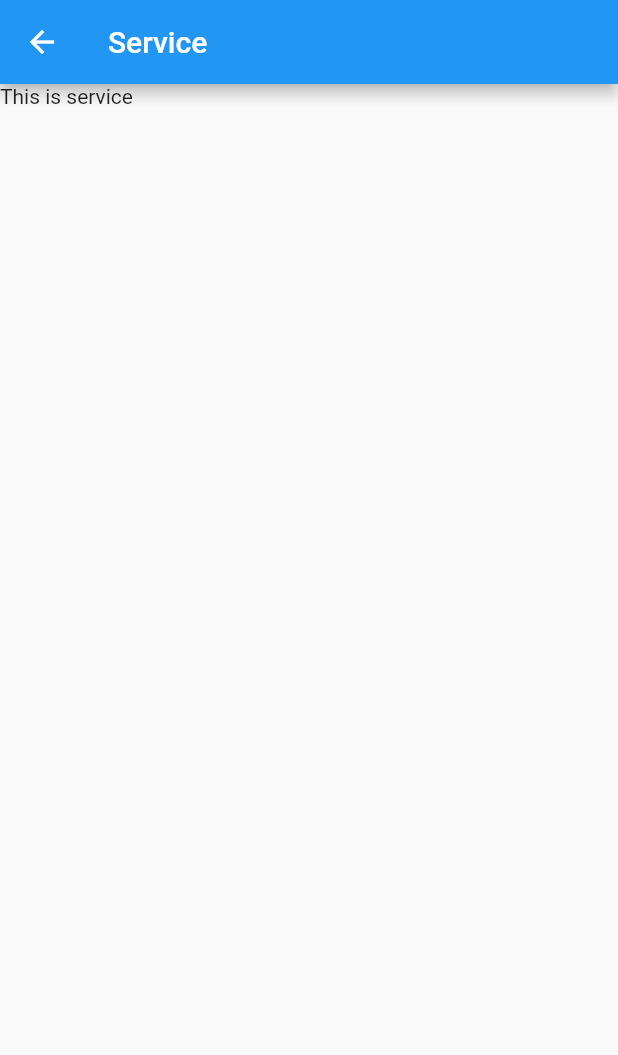
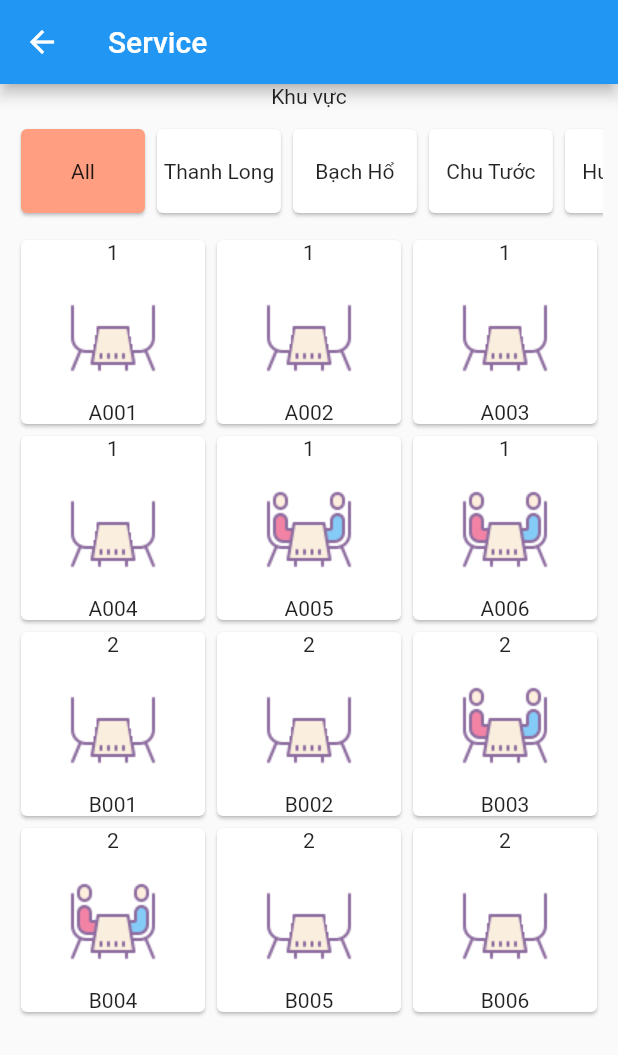
Before and after one commit to minhhieu023/PosAppCoffee, a Flutter app: the screen it shows after launch, after a tap on "Services", on a phone screen of 412 x 824 dp. Shown: the top 1055 px of the screen. Run offline on Flutter 3.47's test engine with Material 2 defaults, Android fonts, the phone set to English and light mode, and no system bars; drawn by our look-alikes of auto_size_text; our stand-ins replace bubble_tab_indicator; network calls fail.

```diff
--- a/SPK_Coffee/lib/Components/Hamberger/Hamberger.dart
+++ b/SPK_Coffee/lib/Components/Hamberger/Hamberger.dart
@@ -16,12 +16,13 @@ class _HambergerState extends State<Hamberger> {
           DrawerHeader(
             child: Column(
               children: [
+                CircleAvatar(),
                 Text("Võ Minh Hiếu"),
-                ListTile(
-                  leading: Icon(
-                    Icons.play_arrow,
+                Text(
+                  "Đang hoạt động",
+                  style: TextStyle(
+                    color: Colors.green,
                   ),
-                  title: Text("Đang hoạt động"),
                 )
               ],
             ),
--- a/SPK_Coffee/lib/Components/HomeScreen/AppBarCus.dart
+++ b/SPK_Coffee/lib/Components/HomeScreen/AppBarCus.dart
@@ -9,15 +9,8 @@ Widget appBar() {
       "SPK Coffee",
       style: TextStyle(color: Colors.blue),
     ),
-    actions: [
-      Padding(
-        padding: EdgeInsets.only(right: 15),
-        child: CircleAvatar(),
-      ),
-    ],
     centerTitle: true,
     iconTheme: new IconThemeData(color: Colors.blueAccent),
-
     // centerTitle: true,
   );
 }
--- a/SPK_Coffee/lib/Components/ServiceScreen/MainServiceScreen.dart
+++ b/SPK_Coffee/lib/Components/ServiceScreen/MainServiceScreen.dart
@@ -1,4 +1,8 @@
+import 'package:SPK_Coffee/Models/Area.dart';
+import 'package:SPK_Coffee/SeedData/Data.dart';
+import 'package:auto_size_text/auto_size_text.dart';
 import 'package:flutter/material.dart';
+import 'package:SPK_Coffee/Models/Table.dart';
 
 class MainServiceScreen extends StatefulWidget {
   @override
@@ -6,12 +10,122 @@ class MainServiceScreen extends StatefulWidget {
 }
 
 class _MainServiceScreenState extends State<MainServiceScreen> {
+  SeedData seedData = new SeedData();
+  int chooseArea;
+  @override
+  void initState() {
+    chooseArea = 0;
+    super.initState();
+  }
+
+  void setStateArea(int _chooseArea) {
+    setState(() {
+      print(_chooseArea);
+      chooseArea = _chooseArea;
+    });
+  }
+
   @override
   Widget build(BuildContext context) {
     return Scaffold(
-        appBar: AppBar(
-          title: Text("Service"),
-        ),
-        body: Container(child: Text("This is service")));
+      appBar: AppBar(
+        title: Text("Service"),
+      ),
+      body: Column(
+        mainAxisAlignment: MainAxisAlignment.spaceAround,
+        crossAxisAlignment: CrossAxisAlignment.center,
+        children: [
+          Text("Khu vực"),
+          Padding(
+            padding: EdgeInsets.all((10)),
+            child: areaWidget(seedData.listArea, chooseArea,
+                setStateArea: setStateArea),
+          ),
+          listTable(seedData.listTables, chooseArea),
+        ],
+      ),
+    );
   }
 }
+
+Widget areaWidget(List<Area> seedData, int chooseArea,
+    {Function(int) setStateArea}) {
+  List<Area> list = seedData;
+  return Builder(
+    builder: (context) {
+      return SingleChildScrollView(
+        scrollDirection: Axis.horizontal,
+        child: Row(
+          mainAxisAlignment: MainAxisAlignment.center,
+          children: list
+              .map<Widget>(
+                (data) => Container(
+                  width: MediaQuery.of(context).size.width * 0.22,
+                  height:
+                      (MediaQuery.of(context).size.height - kToolbarHeight) /
+                          12,
+                  //padding: EdgeInsets.all((10)),
+                  child: InkWell(
+                    splashColor: Colors.amberAccent,
+                    onTap: () => setStateArea(data.id),
+                    child: Card(
+                      color: data.id == chooseArea
+                          ? Colors.deepOrangeAccent[100]
+                          : null,
+                      child: Center(
+                          child: AutoSizeText(
+                        data.name,
+                        maxLines: 1,
+                      )),
+                    ),
+                  ),
+                ),
+              )
+              .toList(),
+        ),
+      );
+    },
+  );
+}
+
+Widget listTable(List<CoffeeTable> seedData, int chooseArea) {
+  List<CoffeeTable> seedDataTable = new List<CoffeeTable>();
+  if (chooseArea == 0) {
+    seedDataTable = seedData;
+  } else {
+    seedData.forEach((element) {
+      if (element.areaId == chooseArea) seedDataTable.add(element);
+    });
+  }
+  return Builder(
+    builder: (context) {
+      final orientation = MediaQuery.of(context).orientation;
+      return Flexible(
+        child: GridView.builder(
+          itemCount: seedDataTable.length,
+          padding: EdgeInsets.fromLTRB(10, 0, 10, 10),
+          gridDelegate: new SliverGridDelegateWithFixedCrossAxisCount(
+              crossAxisCount: (orientation == Orientation.portrait) ? 3 : 3),
+          // ignore: missing_return
+          itemBuilder: (BuildContext context, int index) {
+            return InkWell(
+                onTap: () {
+                  Navigator.pushNamed(context, '/Order');
+                },
+                child: Card(
+                  //shadowColor: Colors.black,
+                  child: new GridTile(
+                      header: Center(
+                        child: Text(seedDataTable[index].areaId.toString()),
+                      ),
+                      footer: Center(child: Text(seedDataTable[index].name)),
+                      child: seedDataTable[index].isEmpty
+                          ? Image.asset("assets/img/inactive-table.png")
+                          : Image.asset("assets/img/active-table.png")),
+                ));
+          },
+        ),
+      );
+    },
+  );
+}
--- /dev/null
+++ b/SPK_Coffee/lib/Models/Area.dart
@@ -0,0 +1,8 @@
+class Area {
+  final int id;
+  final String name;
+  final String waiter1;
+  final String waiter2;
+  final int amountOfTable;
+  Area(this.id, this.name, this.waiter1, this.amountOfTable, {this.waiter2});
+}
--- /dev/null
+++ b/SPK_Coffee/lib/Models/Table.dart
@@ -0,0 +1,11 @@
+import 'package:SPK_Coffee/Models/Area.dart';
+
+class CoffeeTable {
+  final int tableId;
+  final String name;
+
+  final bool isEmpty;
+  final int areaId;
+
+  CoffeeTable(this.tableId, this.name, this.areaId, this.isEmpty);
+}
--- /dev/null
+++ b/SPK_Coffee/lib/SeedData/Data.dart
@@ -0,0 +1,27 @@
+import 'package:SPK_Coffee/Models/Area.dart';
+import 'package:SPK_Coffee/Models/Table.dart';
+
+class SeedData {
+  List<Area> listArea = [
+    Area(0, "All", "Tien", 10),
+    Area(1, "Thanh Long", "Tien", 5),
+    Area(2, "Bạch Hổ", "Tien", 5),
+    Area(3, "Chu Tước", "Hieu", 5),
+    Area(4, "Huyền Vũ", "Tien", 5),
+  ];
+
+  List<CoffeeTable> listTables = [
+    CoffeeTable(1, "A001", 1, true),
+    CoffeeTable(2, "A002", 1, true),
+    CoffeeTable(3, "A003", 1, true),
+    CoffeeTable(4, "A004", 1, true),
+    CoffeeTable(5, "A005", 1, false),
+    CoffeeTable(6, "A006", 1, false),
+    CoffeeTable(1, "B001", 2, true),
+    CoffeeTable(2, "B002", 2, true),
+    CoffeeTable(3, "B003", 2, false),
+    CoffeeTable(4, "B004", 2, false),
+    CoffeeTable(5, "B005", 2, true),
+    CoffeeTable(6, "B006", 2, true),
+  ];
+}
--- a/SPK_Coffee/lib/Utils/Feature.dart
+++ b/SPK_Coffee/lib/Utils/Feature.dart
@@ -5,6 +5,7 @@ class Feature {
   final IconData icon;
   final String title;
   final Color color;
+
   // final String routing;
   Feature(this.title, this.icon, this.color);
   // Feature (this.title, this.icon, this.color, )
--- a/SPK_Coffee/lib/main.dart
+++ b/SPK_Coffee/lib/main.dart
@@ -1,6 +1,9 @@
 import 'package:SPK_Coffee/Components/HomeScreen/MainHomeScreen.dart';
 import 'package:SPK_Coffee/Components/KitchenScreen/MainKitChenScreen.dart';
 import 'package:SPK_Coffee/Components/ServiceScreen/MainServiceScreen.dart';
+import 'package:SPK_Coffee/Components/ServiceScreen/OrderScreen.dart';
+import 'package:SPK_Coffee/Models/Product.dart';
+import 'package:SPK_Coffee/Services/Services.dart';
 import 'package:flutter/material.dart';
 
 void main() {
@@ -16,14 +19,23 @@ class MyApp extends StatefulWidget {
 
 class _MyAppState extends State<MyApp> {
   final bool ischoose = false;
+
+  @override
+  void initState() {
+    super.initState();
+  }
+
   @override
   Widget build(BuildContext context) {
     return MaterialApp(
+      color: Colors.blueAccent,
+      // theme: ThemeData(primaryColor: Colors.blue[100]),
       initialRoute: '/',
       routes: {
         '/': (context) => mainPage(),
         '/Services': (context) => MainServiceScreen(),
         '/Kitchen': (context) => MainKitchenScreen(),
+        '/Order': (context) => OrderScreen()
       },
     );
   }
--- a/SPK_Coffee/pubspec.yaml
+++ b/SPK_Coffee/pubspec.yaml
@@ -26,6 +26,8 @@ dependencies:
   auto_size_text: ^2.1.0
   provider: ^4.3.2+2
   responsive_widgets: ^2.0.1
+  http: ^0.12.2
+  bubble_tab_indicator: ^0.1.4
 
   # The following adds the Cupertino Icons font to your application.
   # Use with the CupertinoIcons class for iOS style icons.
@@ -34,6 +36,7 @@ dependencies:
 dev_dependencies:
   flutter_test:
     sdk: flutter
+
 
 # For information on the generic Dart part of this file, see the
 # following page: https://dart.dev/tools/pub/pubspec
@@ -47,7 +50,8 @@ flutter:
   uses-material-design: true
 
   # To add assets to your application, add an assets section, like this:
-  # assets:
+  assets:
+    - assets/img/
   #   - images/a_dot_burr.jpeg
   #   - images/a_dot_ham.jpeg
 
```
Also changed, not shown: SPK_Coffee/lib/Components/HomeScreen/DashBoard.dart (+0 -15 lines), SPK_Coffee/lib/Components/ServiceScreen/OrderScreen.dart (added, +127 -0 lines), SPK_Coffee/lib/Models/Category.dart (added, +117 -0 lines), SPK_Coffee/lib/Models/Image.dart (added, +32 -0 lines), SPK_Coffee/lib/Models/Product.dart (added, +104 -0 lines), SPK_Coffee/lib/Models/Sizes.dart (added, +36 -0 lines), SPK_Coffee/lib/Services/Services.dart (added, +36 -0 lines), SPK_Coffee/assets/img/active-table.png (added), SPK_Coffee/assets/img/inactive-table.png (added), SPK_Coffee/assets/img/unnamed.jpg (added), SPK_Coffee/pubspec.lock, 1 other file.
